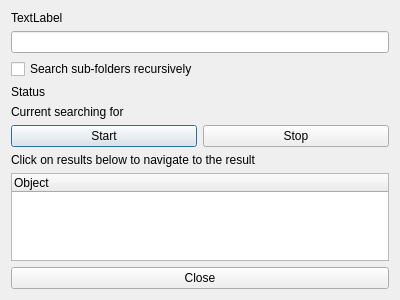
The window that src/find.ui (suncore/dflynav) describes before a commit, drawn with Qt 5.
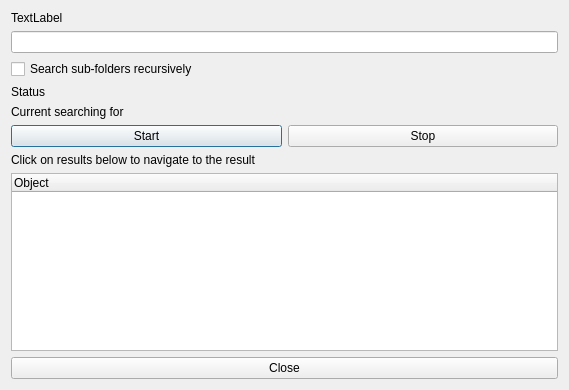
The same window after the commit.

What changed in the file:
```diff
--- a/src/find.ui
+++ b/src/find.ui
@@ -6,8 +6,8 @@
    <rect>
     <x>0</x>
     <y>0</y>
-    <width>400</width>
-    <height>300</height>
+    <width>569</width>
+    <height>390</height>
    </rect>
   </property>
   <property name="windowTitle">
```
